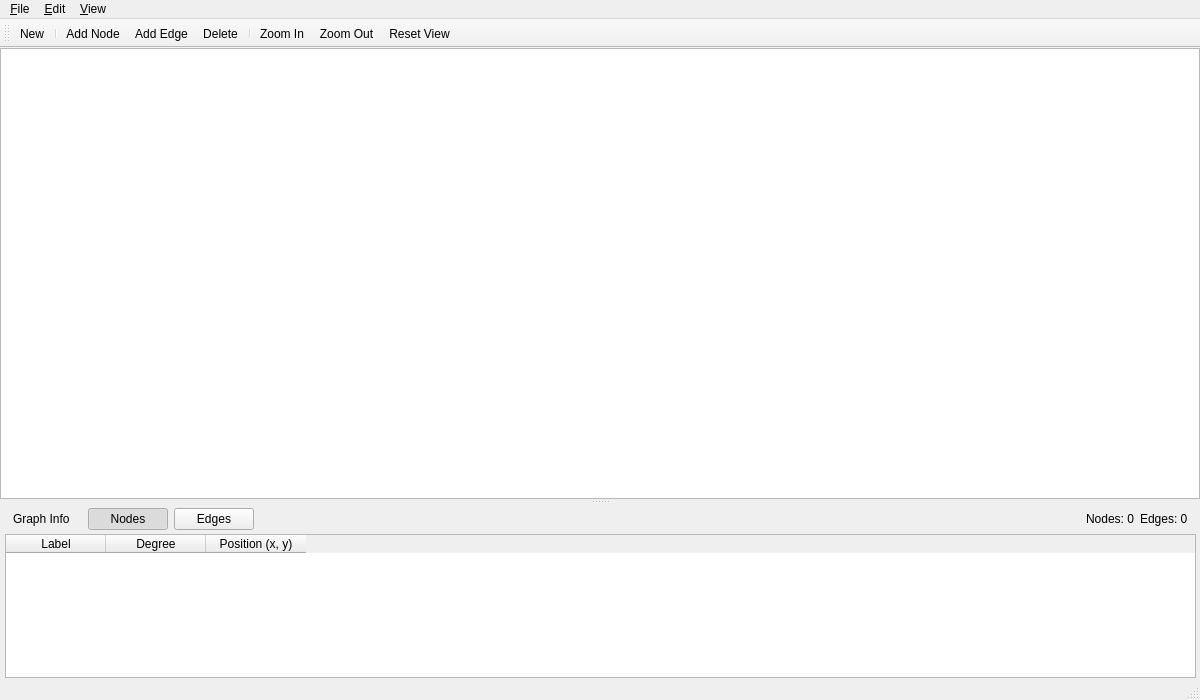
TylerLayton123/NetworkSimulator, file src/netsim.ui: the form before one commit.
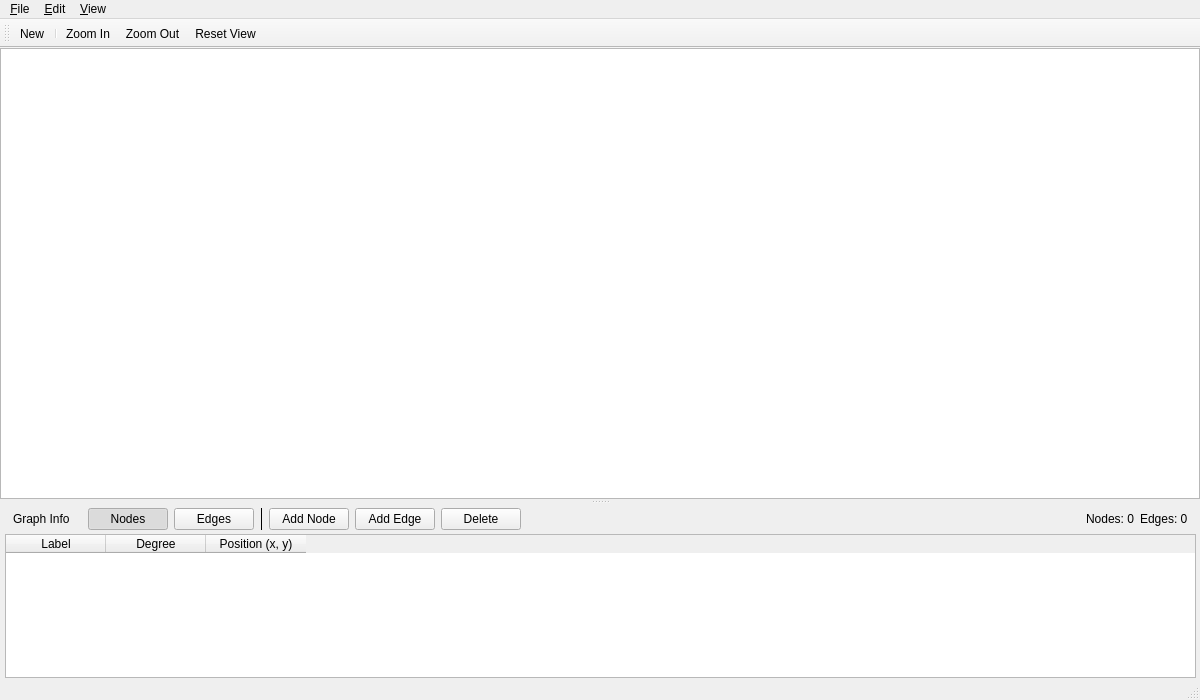
The form after the commit.

Commit message: moved add node and edge buttons to the graph panel

What changed in the file:
```diff
--- a/src/netsim.ui
+++ b/src/netsim.ui
@@ -120,6 +120,45 @@
             </widget>
            </item>
 
+           <!-- vertical separator -->
+          <item>
+          <widget class="QFrame" name="panelToolbarSep">
+            <property name="frameShape">
+            <enum>QFrame::VLine</enum>
+            </property>
+            <property name="frameShadow">
+            <enum>QFrame::Plain</enum>
+            </property>
+            <property name="maximumWidth">
+            <number>1</number>
+            </property>
+          </widget>
+          </item>
+
+           <!-- Add Node button -->
+           <item>
+            <widget class="QPushButton" name="panelAddNodeBtn">
+             <property name="text"><string>Add Node</string></property>
+             <property name="maximumWidth"><number>90</number></property>
+            </widget>
+           </item>
+
+           <!-- Add Edge button -->
+           <item>
+            <widget class="QPushButton" name="panelAddEdgeBtn">
+             <property name="text"><string>Add Edge</string></property>
+             <property name="maximumWidth"><number>90</number></property>
+            </widget>
+           </item>
+
+           <!-- Delete button -->
+           <item>
+            <widget class="QPushButton" name="panelDeleteBtn">
+             <property name="text"><string>Delete</string></property>
+             <property name="maximumWidth"><number>70</number></property>
+            </widget>
+           </item>
+
            <!-- stretch -->
            <item><spacer name="tbSpacerMid">
             <property name="orientation"><enum>Qt::Horizontal</enum></property>
@@ -246,10 +285,6 @@
    <attribute name="toolBarBreak"><bool>false</bool></attribute>
    <addaction name="actionNew"/>
    <addaction name="separator"/>
-   <addaction name="actionAdd_Node"/>
-   <addaction name="actionAdd_Edge"/>
-   <addaction name="actionDelete"/>
-   <addaction name="separator"/>
    <addaction name="actionZoom_In"/>
    <addaction name="actionZoom_Out"/>
    <addaction name="actionReset_View"/>
@@ -262,15 +297,6 @@
   <action name="actionExit">
    <property name="text"><string>E&amp;xit</string></property>
   </action>
-  <action name="actionAdd_Node">
-   <property name="text"><string>&amp;Add Node</string></property>
-  </action>
-  <action name="actionAdd_Edge">
-   <property name="text"><string>Add &amp;Edge</string></property>
-  </action>
-  <action name="actionDelete">
-   <property name="text"><string>&amp;Delete</string></property>
-  </action>
   <action name="actionZoom_In">
    <property name="text"><string>Zoom &amp;In</string></property>
   </action>
```
The commit also changes 2 other files.
